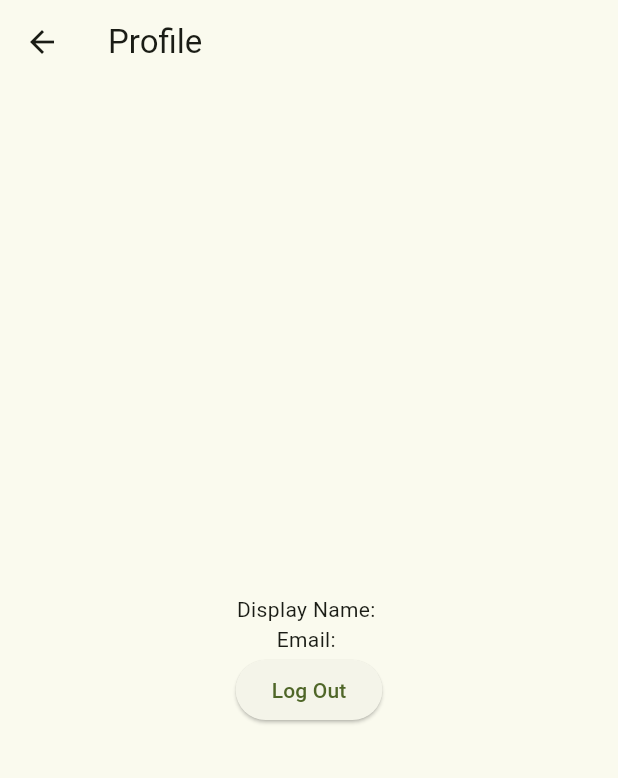
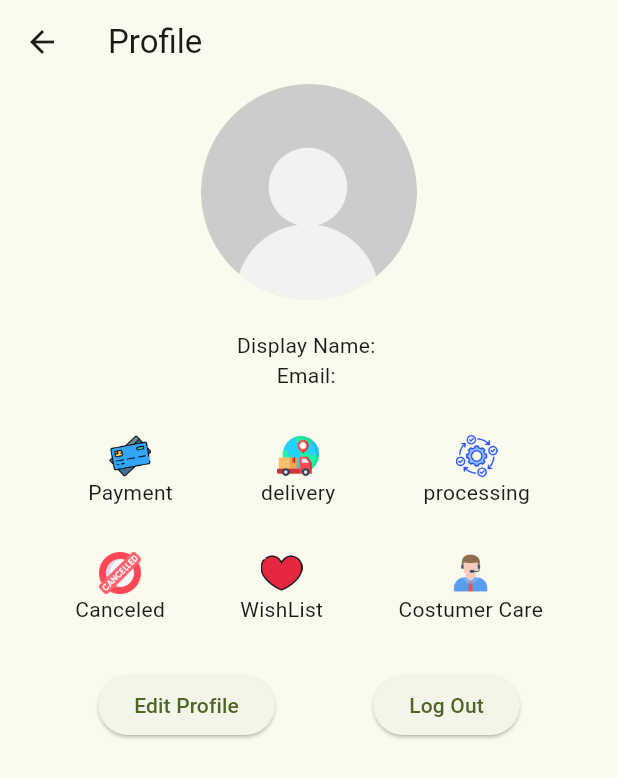
Before and after one commit to yassirsalmi/Ecart, a Flutter app: the ProfilePage screen opened by its route, on a phone screen of 412 x 824 dp. Shown: the top 778 px of the screen. Run offline on Flutter 3.47's test engine with Material 3 defaults, Android fonts, the phone set to English and light mode, and no system bars; our stand-ins replace cloud_firestore, firebase_auth, firebase_core, get, google_sign_in; accounts and stored records are empty.

Commit message:
updating the profile design

```diff
--- /dev/null
+++ b/lib/views/profile/components/orders.dart
@@ -0,0 +1,88 @@
+import 'package:ecart/constants/constant_widget.dart';
+import 'package:flutter/material.dart';
+
+class Orders extends StatelessWidget {
+  const Orders({super.key});
+
+  @override
+  Widget build(BuildContext context) {
+    return Column(
+      children: [
+        Row(
+          mainAxisAlignment: MainAxisAlignment.spaceEvenly,
+          children: [
+            // 3 component in a row
+            Column(
+              children: [
+                SizedBox(
+                  height: 28,
+                  child: Image.asset('assets/icons/profile_icons/payment.png'),
+                ),
+                const SizedBox(width: 4),
+                const Text('Payment'),
+              ],
+            ),
+            Column(
+              children: [
+                SizedBox(
+                  height: 28,
+                  child: Image.asset('assets/icons/profile_icons/delivery.png'),
+                ),
+                const SizedBox(width: 4),
+                const Text('delivery'),
+              ],
+            ),
+            Column(
+              children: [
+                SizedBox(
+                  height: 28,
+                  child:
+                      Image.asset('assets/icons/profile_icons/processus.png'),
+                ),
+                const SizedBox(width: 4),
+                const Text('processing'),
+              ],
+            ),
+          ],
+        ),
+        bigSpace(),
+        Row(
+          mainAxisAlignment: MainAxisAlignment.spaceEvenly,
+          children: [
+            // 3 component in a row
+            Column(
+              children: [
+                SizedBox(
+                  height: 28,
+                  child: Image.asset('assets/icons/profile_icons/canceled.png'),
+                ),
+                const SizedBox(width: 4),
+                const Text('Canceled'),
+              ],
+            ),
+            Column(
+              children: [
+                SizedBox(
+                  height: 28,
+                  child: Image.asset('assets/icons/profile_icons/wishlist.png'),
+                ),
+                const SizedBox(width: 4),
+                const Text('WishList'),
+              ],
+            ),
+            Column(
+              children: [
+                SizedBox(
+                  height: 28,
+                  child: Image.asset('assets/icons/profile_icons/costumer.png'),
+                ),
+                const SizedBox(width: 4),
+                const Text('Costumer Care'),
+              ],
+            ),
+          ],
+        )
+      ],
+    );
+  }
+}
--- a/lib/views/profile/profile_page.dart
+++ b/lib/views/profile/profile_page.dart
@@ -1,7 +1,10 @@
+import 'package:ecart/constants/constant_widget.dart';
 import 'package:ecart/controllers/profile/profile_controller.dart';
+import 'package:ecart/views/profile/components/orders.dart';
 import 'package:flutter/material.dart';
 import 'package:get/get.dart';
 import 'package:firebase_auth/firebase_auth.dart';
+import '../../constants/texts.dart' as txt;
 
 class ProfilePage extends StatelessWidget {
   const ProfilePage({Key? key}) : super(key: key);
@@ -13,7 +16,14 @@ class ProfilePage extends StatelessWidget {
         title: const Text('Profile'),
       ),
       body: Center(
-        child: GetX<ProfileController>(
+        child: Column(
+          children: [
+            const CircleAvatar(
+              backgroundImage: AssetImage(txt.defaultprofilePicture),
+              radius: 72,
+            ),
+            meduimSpace(),
+            GetX<ProfileController>(
               init: ProfileController(),
               builder: (controller) {
                 if (controller.currentUser.value != null) {
@@ -24,9 +34,22 @@ class ProfilePage extends StatelessWidget {
                     children: [
                       Text('Display Name: ${user!.displayName ?? "N/A"}'),
                       Text('Email: ${user.email ?? "N/A"}'),
+                      bigSpace(),
+                      // My orders and favorite items ... component must be aded here
+                      const Orders(),
+                      bigSpace(),
+                      Row(
+                        mainAxisAlignment: MainAxisAlignment.spaceEvenly,
+                        children: [
+                          ElevatedButton(
+                            onPressed: () {},
+                            child: const Text('Edit Profile'),
+                          ),
                           ElevatedButton(
                             onPressed: () => controller.signOut(),
                             child: const Text('Log Out'),
+                          ),
+                        ],
                       ),
                     ],
                   );
@@ -35,6 +58,8 @@ class ProfilePage extends StatelessWidget {
                 }
               },
             ),
+          ],
+        ),
       ),
     );
   }
--- a/pubspec.yaml
+++ b/pubspec.yaml
@@ -35,6 +35,7 @@ flutter:
     - assets/
     - assets/logos/
     - assets/icons/
+    - assets/icons/profile_icons/
 
   # example:
   # fonts:
```
Also changed, not shown: assets/icons/profile_icons/canceled.png (added), assets/icons/profile_icons/costumer.png (added), assets/icons/profile_icons/delivery.png (added), assets/icons/profile_icons/payment.png (added), assets/icons/profile_icons/processus.png (added), assets/icons/profile_icons/wishlist.png (added). Lines whose indentation alone changed are shown as unchanged.
